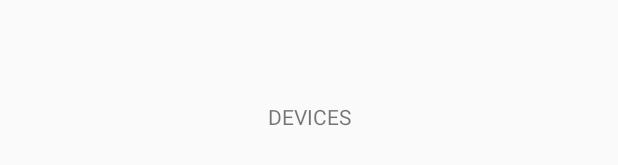
After one commit to Helmisek/Enabling, an Android app: the layout fragment_devices.xml on its own in the app's theme, with its tools: preview values and no code run, on a phone screen of 412 x 824 dp. The commit adds this screen. Shown: the part 501-666 px from the top of the screen. Run offline under Robolectric (Android 15) with nearby library versions, the phone set to English and light mode, and no system bars.

Commit message:
Basic Navigation with empty fragments, binding

```diff
--- /dev/null
+++ b/app/src/main/java/cz/josefkorbel/enable/util/SnackbarProvider.java
@@ -0,0 +1,6 @@
+package cz.josefkorbel.enable.util;
+
+
+public interface SnackbarProvider {
+    void showSnackBar(String text);
+}
--- /dev/null
+++ b/app/src/main/res/layout/fragment_devices.xml
@@ -0,0 +1,20 @@
+<?xml version="1.0" encoding="utf-8"?>
+<layout>
+    <data>
+        <variable
+            name="viewModel"
+            type="cz.josefkorbel.enable.viewmodel.DevicesFragmentViewModel"/>
+    </data>
+
+<LinearLayout xmlns:android="http://schemas.android.com/apk/res/android"
+    android:orientation="vertical" android:layout_width="match_parent"
+    android:layout_height="match_parent">
+
+    <TextView
+        android:layout_width="match_parent"
+        android:layout_height="match_parent"
+        android:gravity="center"
+        android:text="DEVICES"/>
+
+</LinearLayout>
+</layout>
```
Also changed, not shown: app/src/main/java/cz/josefkorbel/enable/activity/MainActivity.java (+32 -0 lines), app/src/main/java/cz/josefkorbel/enable/fragment/DevicesFragment.java (added, +19 -0 lines), app/src/main/java/cz/josefkorbel/enable/fragment/MapFragment.java (added, +18 -0 lines), app/src/main/java/cz/josefkorbel/enable/fragment/ProfileFragment.java (added, +19 -0 lines), app/src/main/java/cz/josefkorbel/enable/fragment/base/BaseFragment.java (added, +20 -0 lines), app/src/main/java/cz/josefkorbel/enable/viewmodel/DevicesFragmentViewModel.java (added, +13 -0 lines), app/src/main/java/cz/josefkorbel/enable/viewmodel/MapFragmentViewModel.java (added, +11 -0 lines), app/src/main/java/cz/josefkorbel/enable/viewmodel/ProfileFragmentViewModel.java (added, +11 -0 lines), app/src/main/res/layout/fragment_map.xml (added, +20 -0 lines), app/src/main/res/layout/fragment_profile.xml (added, +22 -0 lines).
